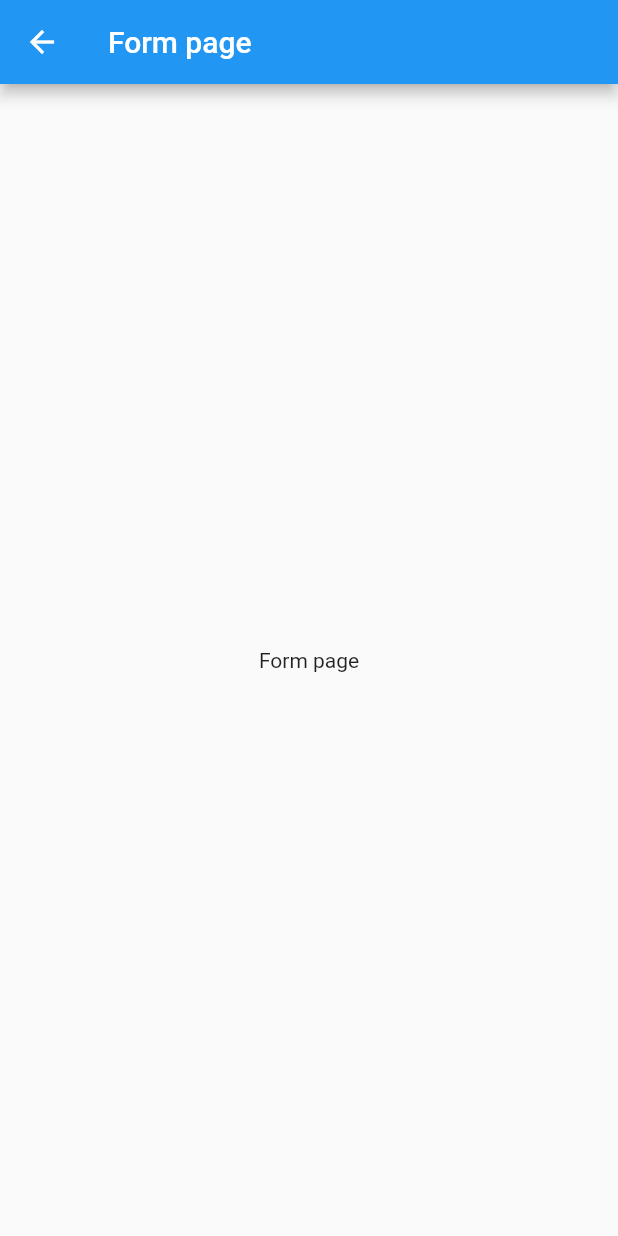
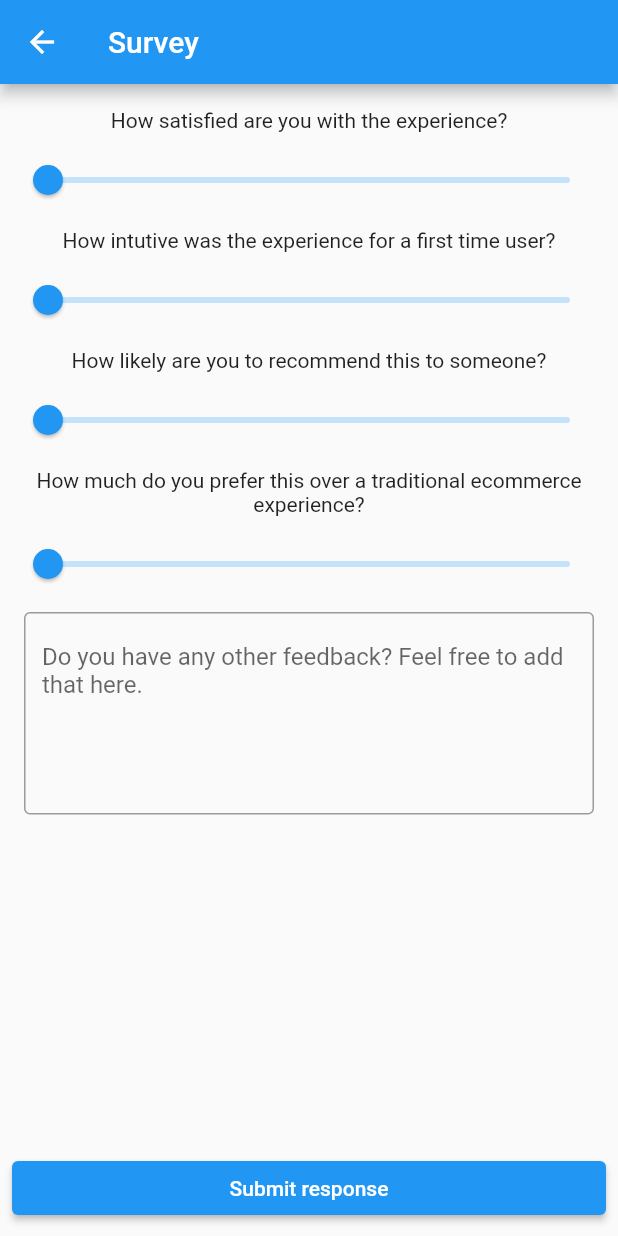
Before and after one commit to aadilkhalifa/virtual-try-on, a Flutter app: the FormPage screen opened directly, on a phone screen of 412 x 824 dp. Run offline on Flutter 3.47's test engine with Material 2 defaults, Android fonts, the light colour scheme and no system bars; our stand-ins replace camera.

Commit message:
added submit and survey page

```diff
--- a/lib/formPage.dart
+++ b/lib/formPage.dart
@@ -1,16 +1,104 @@
 import 'package:flutter/material.dart';
+import 'package:virtual_try_on/thankYouPage.dart';
 
-class FormPage extends StatelessWidget {
+class FormPage extends StatefulWidget {
   const FormPage({Key? key}) : super(key: key);
+
+  @override
+  State<FormPage> createState() => _FormPageState();
+}
+
+class _FormPageState extends State<FormPage> {
+  double sliderValue1 = 0;
+  double sliderValue2 = 0;
+  double sliderValue3 = 0;
+  double sliderValue4 = 0;
 
   @override
   Widget build(BuildContext context) {
     return Scaffold(
       appBar: AppBar(
-        title: Text('Form page'),
+        title: Text('Survey'),
       ),
-      body: Center(
-        child: Text('Form page'),
+      body: Padding(
+        padding: const EdgeInsets.all(8.0),
+        child: Column(
+          crossAxisAlignment: CrossAxisAlignment.stretch,
+          children: [
+            Expanded(
+              child: SingleChildScrollView(
+                child: Column(
+                  mainAxisAlignment: MainAxisAlignment.start,
+                  crossAxisAlignment: CrossAxisAlignment.center,
+                  children: [
+                    SizedBox(height: 8.0),
+                    Text('How satisfied are you with the experience?'),
+                    SizedBox(height: 8.0),
+                    Slider(
+                      value: sliderValue1,
+                      onChanged: (n) {
+                        sliderValue1 = n;
+                        setState(() {});
+                      },
+                    ),
+                    SizedBox(height: 8.0),
+                    Text(
+                        'How intutive was the experience for a first time user?'),
+                    SizedBox(height: 8.0),
+                    Slider(
+                      value: sliderValue2,
+                      onChanged: (n) {
+                        sliderValue2 = n;
+                        setState(() {});
+                      },
+                    ),
+                    SizedBox(height: 8.0),
+                    Text('How likely are you to recommend this to someone?'),
+                    SizedBox(height: 8.0),
+                    Slider(
+                      value: sliderValue3,
+                      onChanged: (n) {
+                        sliderValue3 = n;
+                        setState(() {});
+                      },
+                    ),
+                    SizedBox(height: 8.0),
+                    Text(
+                      'How much do you prefer this over a traditional ecommerce experience?',
+                      textAlign: TextAlign.center,
+                    ),
+                    SizedBox(height: 8.0),
+                    Slider(
+                      value: sliderValue4,
+                      onChanged: (n) {
+                        sliderValue4 = n;
+                        setState(() {});
+                      },
+                    ),
+                    Padding(
+                      padding: const EdgeInsets.all(8.0),
+                      child: TextField(
+                        maxLines: 5,
+                        decoration: InputDecoration(
+                          border: OutlineInputBorder(),
+                          hintText:
+                              'Do you have any other feedback? Feel free to add that here.',
+                        ),
+                      ),
+                    ),
+                  ],
+                ),
+              ),
+            ),
+            ElevatedButton(
+                child: Text('Submit response'),
+                onPressed: () {
+                  Route route = MaterialPageRoute(
+                      builder: (context) => ThankYouPage(survey: false));
+                  Navigator.pushReplacement(context, route);
+                }),
+          ],
+        ),
       ),
     );
   }
--- a/lib/virtualTryOnPage.dart
+++ b/lib/virtualTryOnPage.dart
@@ -1,6 +1,7 @@
 import 'package:flutter/material.dart';
 import 'dart:async';
 import 'package:camera/camera.dart';
+import 'package:virtual_try_on/submitPage.dart';
 
 import 'formPage.dart';
 
@@ -25,7 +26,7 @@ class VirtualTryOnPage extends StatelessWidget {
               onPressed: () {
                 Navigator.push(
                   context,
-                  MaterialPageRoute(builder: (context) => FormPage()),
+                  MaterialPageRoute(builder: (context) => SubmitPage()),
                 );
               },
             ),
```
Also changed, not shown: lib/main.dart (+9 -1 lines), lib/submitPage.dart (added, +78 -0 lines), lib/thankYouPage.dart (added, +59 -0 lines).
